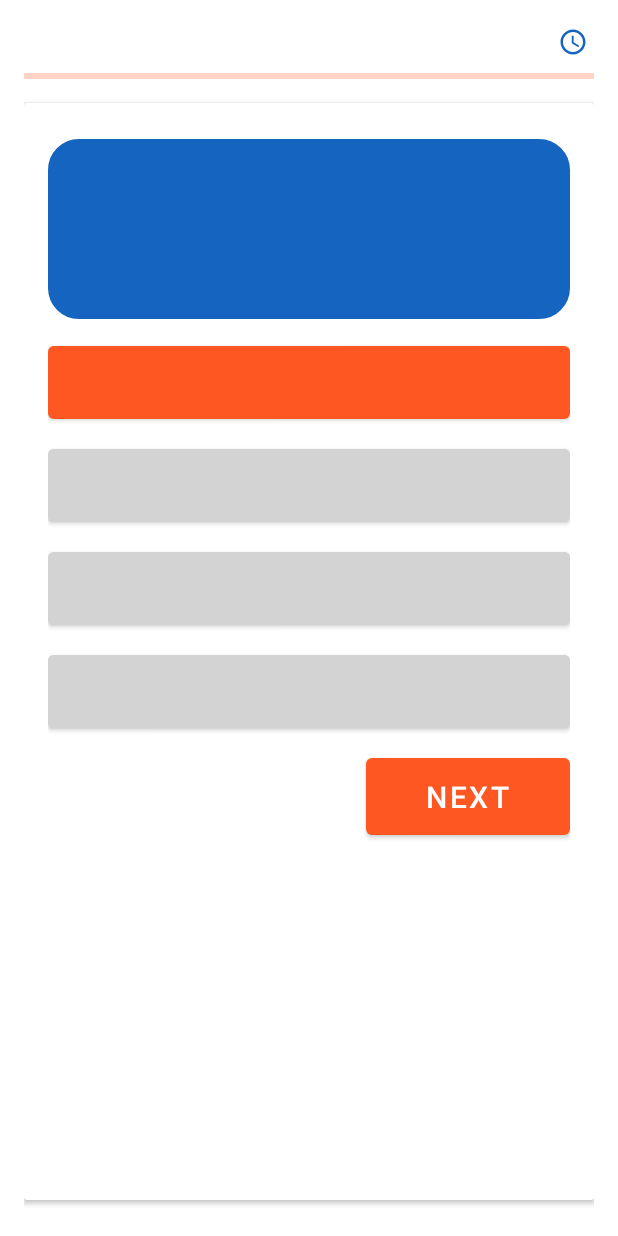
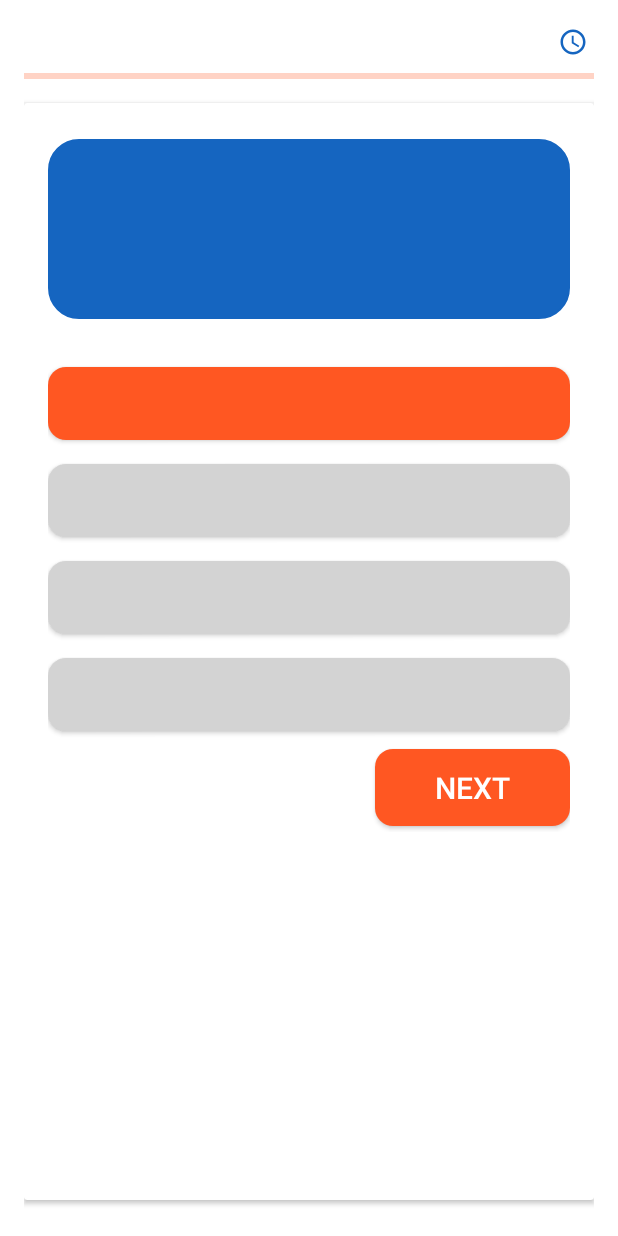
Before and after one commit to TarifXO/BrainBolt, an Android app: the QuizActivity screen opened directly, with no data from a screen before it, after a tap on an icon or button, on a phone screen of 412 x 824 dp. Run offline under Robolectric (Android 15) with nearby library versions, the phone set to English and light mode, and no system bars.

Commit message:
in progress

```diff
--- a/app/src/main/java/com/example/brainbolt/MainActivity.kt
+++ b/app/src/main/java/com/example/brainbolt/MainActivity.kt
@@ -8,9 +8,9 @@ import com.example.brainbolt.databinding.ActivityMainBinding
 import com.google.firebase.database.FirebaseDatabase
 
 class MainActivity : AppCompatActivity() {
-    lateinit var binding: ActivityMainBinding
-    lateinit var quizModelList : MutableList<QuizModel>
-    lateinit var adapter: QuizListAdapter
+    private lateinit var binding: ActivityMainBinding
+    private lateinit var quizModelList : MutableList<QuizModel>
+    private lateinit var adapter: QuizListAdapter
 
     override fun onCreate(savedInstanceState: Bundle?) {
         super.onCreate(savedInstanceState)
--- a/app/src/main/java/com/example/brainbolt/QuizActivity.kt
+++ b/app/src/main/java/com/example/brainbolt/QuizActivity.kt
@@ -11,6 +11,7 @@ import android.widget.Toast
 import androidx.appcompat.app.AlertDialog
 import com.example.brainbolt.databinding.ActivityQuizBinding
 import com.example.brainbolt.databinding.ScoreDialogBinding
+import kotlin.text.*
 
 class QuizActivity : AppCompatActivity(), View.OnClickListener {
 
@@ -22,9 +23,9 @@ class QuizActivity : AppCompatActivity(), View.OnClickListener {
     lateinit var binding: ActivityQuizBinding
     private lateinit var alertDialog: AlertDialog
 
-    var currentQuestionIndex = 0
-    var selectedAnswer = ""
-    var score = 0
+    private var currentQuestionIndex = 0
+    private var selectedAnswer = ""
+    private var score = 0
 
     override fun onCreate(savedInstanceState: Bundle?) {
         super.onCreate(savedInstanceState)
@@ -38,7 +39,7 @@ class QuizActivity : AppCompatActivity(), View.OnClickListener {
             nextBtn.setOnClickListener(this@QuizActivity)
         }
 
-        questionModelList = intent.getParcelableArrayListExtra("questionList") ?: listOf()
+        questionModelList = intent.getSerializableExtra("questionList") as? List<QuestionModel> ?: listOf()
         time = intent.getStringExtra("time") ?: "0"
         loadQuestions()
         startTimer()
@@ -81,10 +82,10 @@ class QuizActivity : AppCompatActivity(), View.OnClickListener {
 
     override fun onClick(view: View?) {
         binding.apply {
-            btn0.setBackgroundColor(getColor(R.color.gray))
-            btn1.setBackgroundColor(getColor(R.color.gray))
-            btn2.setBackgroundColor(getColor(R.color.gray))
-            btn3.setBackgroundColor(getColor(R.color.gray))
+            btn0.setBackgroundResource(R.drawable.rounded_button_corner)
+            btn1.setBackgroundResource(R.drawable.rounded_button_corner)
+            btn2.setBackgroundResource(R.drawable.rounded_button_corner)
+            btn3.setBackgroundResource(R.drawable.rounded_button_corner)
         }
 
         val clickedBtn = view as Button
@@ -103,7 +104,7 @@ class QuizActivity : AppCompatActivity(), View.OnClickListener {
         } else {
             // options button is clicked
             selectedAnswer = clickedBtn.text.toString()
-            clickedBtn.setBackgroundColor(getColor(R.color.orange))
+            clickedBtn.setBackgroundResource(R.drawable.rounded_button_selected_corner)
         }
     }
 
--- /dev/null
+++ b/app/src/main/res/drawable/rounded_button_corner.xml
@@ -0,0 +1,4 @@
+<shape xmlns:android="http://schemas.android.com/apk/res/android">
+    <solid android:color="@color/gray" />
+    <corners android:radius="12dp" />
+</shape>
--- /dev/null
+++ b/app/src/main/res/drawable/rounded_button_selected_corner.xml
@@ -0,0 +1,4 @@
+<shape xmlns:android="http://schemas.android.com/apk/res/android">
+    <solid android:color="@color/orange" />
+    <corners android:radius="12dp" />
+</shape>
--- a/app/src/main/res/layout/activity_main.xml
+++ b/app/src/main/res/layout/activity_main.xml
@@ -25,7 +25,7 @@
         <TextView
             android:layout_width="match_parent"
             android:layout_height="wrap_content"
-            android:text="Quizzy App"
+            android:text="@string/app_name"
             android:gravity="center"
             android:textSize="34sp"
             android:letterSpacing="0.1"
@@ -35,7 +35,7 @@
         <TextView
             android:layout_width="match_parent"
             android:layout_height="wrap_content"
-            android:text="Lets play this awesome quiz app to enhance your knowledge"
+            android:text="@string/starting"
             android:gravity="center"
             android:textSize="18sp"
             android:layout_margin="16dp"
@@ -48,7 +48,7 @@
     <TextView
         android:layout_width="wrap_content"
         android:layout_height="wrap_content"
-        android:text="All items"
+        android:text="@string/exercises"
         android:layout_marginTop="16dp"
         android:layout_marginStart="4dp"
         android:textSize="20sp"
--- a/app/src/main/res/layout/activity_quiz.xml
+++ b/app/src/main/res/layout/activity_quiz.xml
@@ -39,9 +39,8 @@
             android:layout_alignParentEnd="true"
             android:layout_centerVertical="true"
             android:id="@+id/timer_indicator_textview"/>
+    </RelativeLayout>
 
-
-    </RelativeLayout>
     <com.google.android.material.progressindicator.LinearProgressIndicator
         android:layout_width="match_parent"
         android:layout_height="wrap_content"
@@ -54,6 +53,7 @@
         android:layout_height="match_parent"
         android:layout_marginVertical="8dp"
         android:elevation="4dp">
+
         <LinearLayout
             android:layout_width="match_parent"
             android:layout_height="wrap_content"
@@ -73,71 +73,87 @@
                 android:gravity="center"
                 android:layout_marginVertical="8dp"
                 android:id="@+id/question_textview"/>
-            <Button
+
+            <ScrollView
+                android:layout_width="match_parent"
+                android:layout_height="0dp"
+                android:layout_weight="1"
+                android:layout_marginTop="16dp"
+                android:fillViewport="true">
+
+                <LinearLayout
                     android:layout_width="match_parent"
                     android:layout_height="wrap_content"
-                android:layout_marginVertical="4dp"
-                android:backgroundTint="@color/gray"
+                    android:orientation="vertical">
+
+                    <androidx.appcompat.widget.AppCompatButton
+                        android:layout_width="match_parent"
+                        android:layout_height="wrap_content"
+                        android:layout_marginVertical="8dp"
+                        android:background="@drawable/rounded_button_corner"
                         tools:text="Ans A"
                         android:textColor="@color/black"
                         android:paddingVertical="12dp"
+                        android:paddingHorizontal="20dp"
                         android:gravity="center_vertical"
                         android:textSize="18sp"
                         android:id="@+id/btn0" />
-            <Button
+
+                    <androidx.appcompat.widget.AppCompatButton
                         android:layout_width="match_parent"
                         android:layout_height="wrap_content"
-                android:layout_marginVertical="4dp"
-                android:backgroundTint="@color/gray"
+                        android:layout_marginVertical="8dp"
+                        android:background="@drawable/rounded_button_corner"
                         tools:text="Ans B"
                         android:textColor="@color/black"
                         android:paddingVertical="12dp"
+                        android:paddingHorizontal="20dp"
                         android:gravity="center_vertical"
                         android:textSize="18sp"
                         android:id="@+id/btn1" />
-            <Button
+
+                    <androidx.appcompat.widget.AppCompatButton
                         android:layout_width="match_parent"
                         android:layout_height="wrap_content"
-                android:layout_marginVertical="4dp"
-                android:backgroundTint="@color/gray"
+                        android:layout_marginVertical="8dp"
+                        android:background="@drawable/rounded_button_corner"
                         tools:text="Ans C"
                         android:textColor="@color/black"
                         android:paddingVertical="12dp"
+                        android:paddingHorizontal="20dp"
                         android:gravity="center_vertical"
                         android:textSize="18sp"
                         android:id="@+id/btn2" />
-            <Button
+
+                    <androidx.appcompat.widget.AppCompatButton
                         android:layout_width="match_parent"
                         android:layout_height="wrap_content"
-                android:layout_marginVertical="4dp"
-                android:backgroundTint="@color/gray"
+                        android:layout_marginVertical="8dp"
+                        android:background="@drawable/rounded_button_corner"
                         tools:text="Ans D"
                         android:textColor="@color/black"
                         android:paddingVertical="12dp"
+                        android:paddingHorizontal="20dp"
                         android:gravity="center_vertical"
                         android:textSize="18sp"
                         android:id="@+id/btn3" />
 
-            <Button
+                </LinearLayout>
+            </ScrollView>
+
+            <androidx.appcompat.widget.AppCompatButton
                 android:layout_width="wrap_content"
                 android:layout_height="wrap_content"
                 android:layout_marginVertical="4dp"
-                android:text="Next"
+                android:background="@drawable/rounded_button_selected_corner"
+                android:text="@string/next"
+                android:textColor="@color/white"
                 android:paddingVertical="12dp"
                 android:gravity="center_vertical"
                 android:layout_gravity="end"
                 android:textSize="20sp"
                 android:paddingHorizontal="40dp"
                 android:id="@+id/next_btn" />
-
-
-
-
         </LinearLayout>
-
     </androidx.cardview.widget.CardView>
-
-
-
-
 </LinearLayout>
--- a/app/src/main/res/values/strings.xml
+++ b/app/src/main/res/values/strings.xml
@@ -4,4 +4,5 @@
     <string name="starting">Start with your desirable exercise from the following list of exercise now!</string>
     <string name="exercises">All Exercises</string>
     <string name="finish">Finish</string>
+    <string name="next">Next</string>
 </resources>
```
Lines whose indentation alone changed are shown as unchanged.
